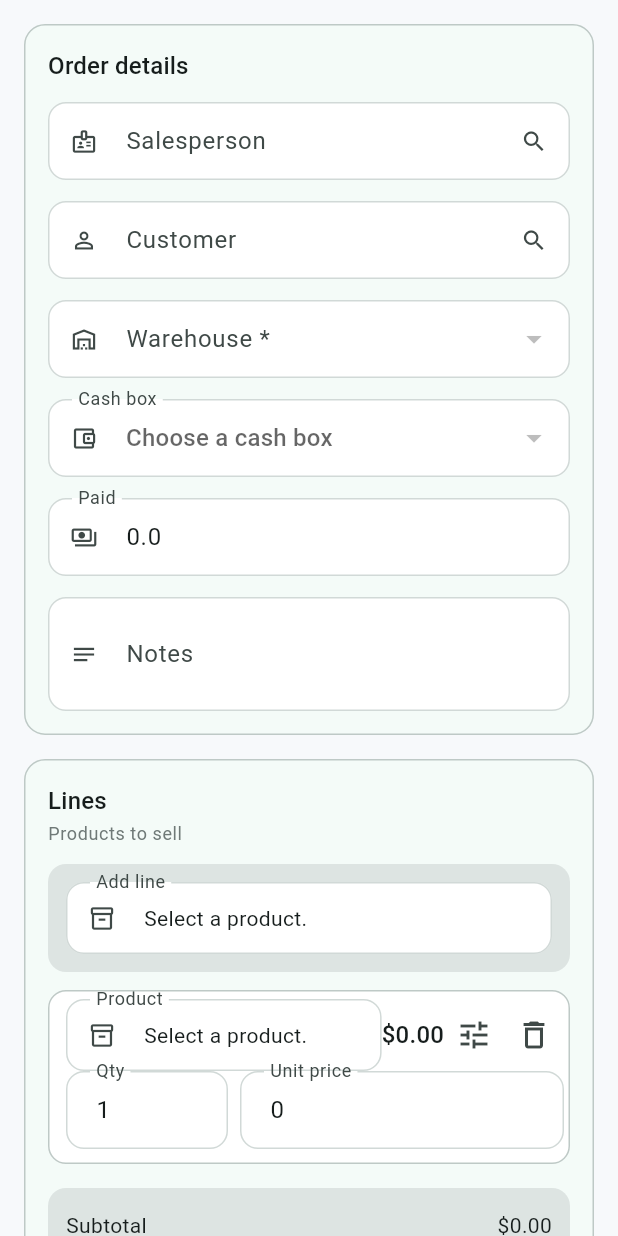
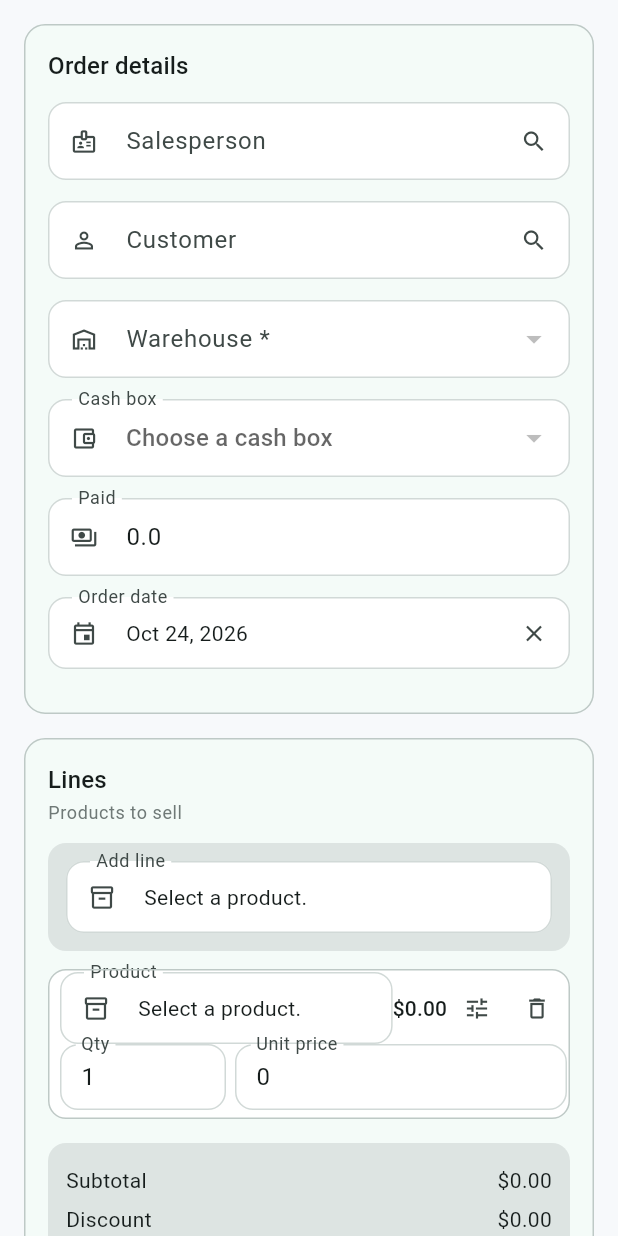
Before and after one commit to abosabry2008-lang/abosabry, a Flutter app: the SalesOrderFormScreen screen opened directly, on a phone screen of 412 x 824 dp. Run offline on Flutter 3.47's test engine with Material 3 defaults, Android fonts, the phone set to English and light mode, and no system bars; our stand-ins replace shared_preferences; accounts and stored records are empty; network calls fail.

Commit message:
feat: sales order date field, compact lines, hide notes, show last customer price date

```diff
--- a/erp/app/lib/features/sales/sales_order_form_screen.dart
+++ b/erp/app/lib/features/sales/sales_order_form_screen.dart
@@ -45,7 +45,7 @@ class _SalesOrderFormScreenState extends State<SalesOrderFormScreen> {
   late final TextEditingController _paidAmount = TextEditingController(
     text: (widget.order?.paidAmount ?? 0).toString(),
   );
-  final TextEditingController _notes = TextEditingController();
+  DateTime _orderDate = DateTime.now();
   bool _saving = false;
   bool _linesDirty = false;
   bool _showProfit = false;
@@ -66,7 +66,7 @@ class _SalesOrderFormScreenState extends State<SalesOrderFormScreen> {
     if (order != null) {
       _customerId = order.customerId;
       _warehouseId = order.warehouseId;
-      _notes.text = order.notes ?? '';
+      _orderDate = order.orderDate ?? DateTime.now();
       _paymentCashBoxId = order.paymentCashBoxId;
       _paymentMethod = order.paymentMethod;
       for (final line in order.lines) {
@@ -107,7 +107,6 @@ class _SalesOrderFormScreenState extends State<SalesOrderFormScreen> {
     for (final line in _lines) {
       line.dispose();
     }
-    _notes.dispose();
     _paidAmount.dispose();
     super.dispose();
   }
@@ -207,7 +206,7 @@ class _SalesOrderFormScreenState extends State<SalesOrderFormScreen> {
             'paidAmount': paid,
             'paymentCashBoxId': _paymentCashBoxId,
             'paymentMethod': _paymentMethod,
-            'notes': _notes.text.trim().isEmpty ? null : _notes.text.trim(),
+            'orderDate': _orderDate.toUtc().toIso8601String(),
             'lines': _linesJson(validLines),
           },
         );
@@ -220,7 +219,7 @@ class _SalesOrderFormScreenState extends State<SalesOrderFormScreen> {
           'paidAmount': paid,
           'paymentCashBoxId': _paymentCashBoxId,
           'paymentMethod': _paymentMethod,
-          'notes': _notes.text.trim().isEmpty ? null : _notes.text.trim(),
+          'orderDate': _orderDate.toUtc().toIso8601String(),
         };
         if (_linesDirty) body['lines'] = _linesJson(validLines);
         await controller.api.patchObject('/sales-orders/${order.id}', body: body);
@@ -395,6 +394,18 @@ class _SalesOrderFormScreenState extends State<SalesOrderFormScreen> {
                               onChanged: (_) => setState(() {}),
                             ),
                           ),
+                          field(
+                            AppDateField(
+                              label: s.orderDate,
+                              value: _orderDate,
+                              enabled: !_saving,
+                              onChanged: (value) {
+                                if (value != null) {
+                                  setState(() => _orderDate = value);
+                                }
+                              },
+                            ),
+                          ),
                         ],
                       ),
                       if (_paymentLocked) ...<Widget>[
@@ -430,14 +441,6 @@ class _SalesOrderFormScreenState extends State<SalesOrderFormScreen> {
                         ),
                       ],
                       const SizedBox(height: 14),
-                      AppTextField(
-                        label: s.notes,
-                        controller: _notes,
-                        enabled: !_saving,
-                        maxLines: 2,
-                        prefixIcon: Icons.notes_outlined,
-                        textCapitalization: TextCapitalization.sentences,
-                      ),
                     ],
                   );
                 },
--- a/erp/app/lib/widgets/form_fields.dart
+++ b/erp/app/lib/widgets/form_fields.dart
@@ -96,6 +96,7 @@ class AppNumberField extends StatelessWidget {
     this.focusNode,
     this.onSubmitted,
     this.textInputAction,
+    this.dense = false,
   });
 
   final String label;
@@ -114,6 +115,8 @@ class AppNumberField extends StatelessWidget {
   final FocusNode? focusNode;
   final ValueChanged<String>? onSubmitted;
   final TextInputAction? textInputAction;
+  /// Tight layout for dense list rows.
+  final bool dense;
 
   @override
   Widget build(BuildContext context) {
@@ -147,6 +150,10 @@ class AppNumberField extends StatelessWidget {
         helperText: helperText,
         prefixIcon: prefixIcon == null ? null : Icon(prefixIcon),
         suffixIcon: suffix,
+        isDense: dense ? true : null,
+        contentPadding: dense
+            ? const EdgeInsets.symmetric(horizontal: 10, vertical: 10)
+            : null,
       ),
     );
   }
--- a/erp/app/lib/widgets/last_sale_price.dart
+++ b/erp/app/lib/widgets/last_sale_price.dart
@@ -128,7 +128,8 @@ class LastSalePriceHint extends StatelessWidget {
           Expanded(
             child: Text(
               '${s.lastSalePriceToCustomer}: '
-              '${Formatters.money(price.unitPrice)}$unit · ${price.invoiceNumber}',
+              '${Formatters.money(price.unitPrice)}$unit · ${price.invoiceNumber}'
+              '${price.issueDate == null ? '' : ' · ${Formatters.date(price.issueDate)}'}',
               style: theme.textTheme.bodySmall?.copyWith(
                 color: theme.colorScheme.tertiary,
                 fontWeight: FontWeight.w600,
--- a/erp/app/lib/widgets/order_lines_editor.dart
+++ b/erp/app/lib/widgets/order_lines_editor.dart
@@ -437,7 +437,7 @@ class _OrderLineRowState extends State<_OrderLineRow> {
         side: BorderSide(color: theme.colorScheme.outlineVariant),
       ),
       child: Padding(
-        padding: const EdgeInsets.fromLTRB(12, 6, 4, 10),
+        padding: const EdgeInsets.fromLTRB(8, 2, 2, 6),
         child: Column(
           crossAxisAlignment: CrossAxisAlignment.stretch,
           children: <Widget>[
@@ -457,16 +457,22 @@ class _OrderLineRowState extends State<_OrderLineRow> {
                           '${product.name} (${product.sku})',
                           maxLines: 1,
                           overflow: TextOverflow.ellipsis,
-                          style: theme.textTheme.bodyLarge,
+                          style: theme.textTheme.bodyMedium,
                         ),
                 ),
                 Text(
                   Formatters.money(line.lineTotal),
-                  style: theme.textTheme.titleMedium,
+                  style: theme.textTheme.titleSmall,
                 ),
                 IconButton(
                   tooltip: s.edit,
                   visualDensity: VisualDensity.compact,
+                  iconSize: 18,
+                  constraints: const BoxConstraints(
+                    minWidth: 30,
+                    minHeight: 30,
+                  ),
+                  padding: EdgeInsets.zero,
                   onPressed: widget.enabled
                       ? () => setState(() => _expanded = !_expanded)
                       : null,
@@ -475,6 +481,12 @@ class _OrderLineRowState extends State<_OrderLineRow> {
                 IconButton(
                   tooltip: s.removeLine,
                   visualDensity: VisualDensity.compact,
+                  iconSize: 18,
+                  constraints: const BoxConstraints(
+                    minWidth: 30,
+                    minHeight: 30,
+                  ),
+                  padding: EdgeInsets.zero,
                   onPressed: widget.enabled ? widget.onRemove : null,
                   icon: const Icon(Icons.delete_outline),
                 ),
@@ -484,12 +496,14 @@ class _OrderLineRowState extends State<_OrderLineRow> {
               children: <Widget>[
                 if (line.hasPackaging) ...<Widget>[
                   SizedBox(
-                    width: 104,
+                    width: 96,
                     child: DropdownButtonFormField<String>(
                       value: line.sellUnit == 'carton' ? 'carton' : 'box',
-                      decoration: InputDecoration(
-                        labelText: s.unit,
+                      decoration: const InputDecoration(
+                        labelText: null,
                         isDense: true,
+                        contentPadding:
+                            EdgeInsets.symmetric(horizontal: 8, vertical: 10),
                       ),
                       items: const [
                         DropdownMenuItem(value: 'box', child: Text('علبة')),
@@ -505,7 +519,7 @@ class _OrderLineRowState extends State<_OrderLineRow> {
                           : null,
                     ),
                   ),
-                  const SizedBox(width: 8),
+                  const SizedBox(width: 6),
                 ],
                 Expanded(
                   child: AppNumberField(
@@ -513,16 +527,18 @@ class _OrderLineRowState extends State<_OrderLineRow> {
                     controller: line.quantityController,
                     enabled: widget.enabled,
                     decimal: false,
+                    dense: true,
                     onChanged: (_) => widget.onChanged(),
                   ),
                 ),
-                const SizedBox(width: 8),
+                const SizedBox(width: 6),
                 Expanded(
                   flex: 2,
                   child: AppNumberField(
                     label: widget.priceLabel ?? s.unitPrice,
                     controller: line.priceController,
                     enabled: widget.enabled,
+                    dense: true,
                     onChanged: (_) => widget.onChanged(),
                   ),
                 ),
@@ -555,6 +571,7 @@ class _OrderLineRowState extends State<_OrderLineRow> {
                         label: s.discountWord,
                         controller: line.discountController,
                         enabled: widget.enabled,
+                        dense: true,
                         onChanged: (_) => widget.onChanged(),
                       ),
                     ),
@@ -566,6 +583,7 @@ class _OrderLineRowState extends State<_OrderLineRow> {
                         label: s.taxRatePercent,
                         controller: line.taxController,
                         enabled: widget.enabled,
+                        dense: true,
                         onChanged: (_) => widget.onChanged(),
                       ),
                     ),
```
Also changed, not shown: 5 other files.
